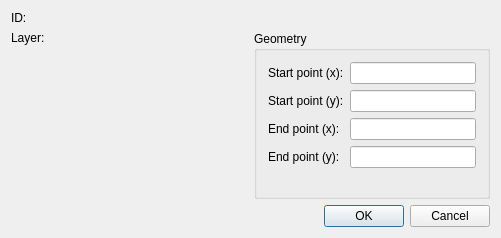
This is librecad/src/ui/dialogs/entity/qg_dlgline.ui in LibreCAD/LibreCAD as Qt 5 draws it before an edit. The edited form follows.
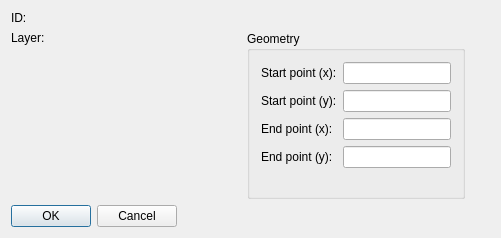
This is the edited form. Custom widgets are drawn as their Qt base class.

The edit to the form file:
```diff
--- a/librecad/src/ui/dialogs/entity/qg_dlgline.ui
+++ b/librecad/src/ui/dialogs/entity/qg_dlgline.ui
@@ -28,15 +28,15 @@
   <property name="windowTitle">
    <string>Line</string>
   </property>
-  <layout class="QVBoxLayout">
-   <item>
+  <layout class="QFormLayout" name="formLayout">
+   <item row="0" column="0">
     <widget class="QLabel" name="lId">
      <property name="text">
       <string>ID: </string>
      </property>
     </widget>
    </item>
-   <item>
+   <item row="1" column="0">
     <layout class="QHBoxLayout">
      <item>
       <layout class="QVBoxLayout">
@@ -220,7 +220,7 @@
      </item>
     </layout>
    </item>
-   <item>
+   <item row="2" column="0">
     <widget class="QDialogButtonBox" name="buttonBox">
      <property name="standardButtons">
       <set>QDialogButtonBox::Cancel|QDialogButtonBox::Ok</set>
```
